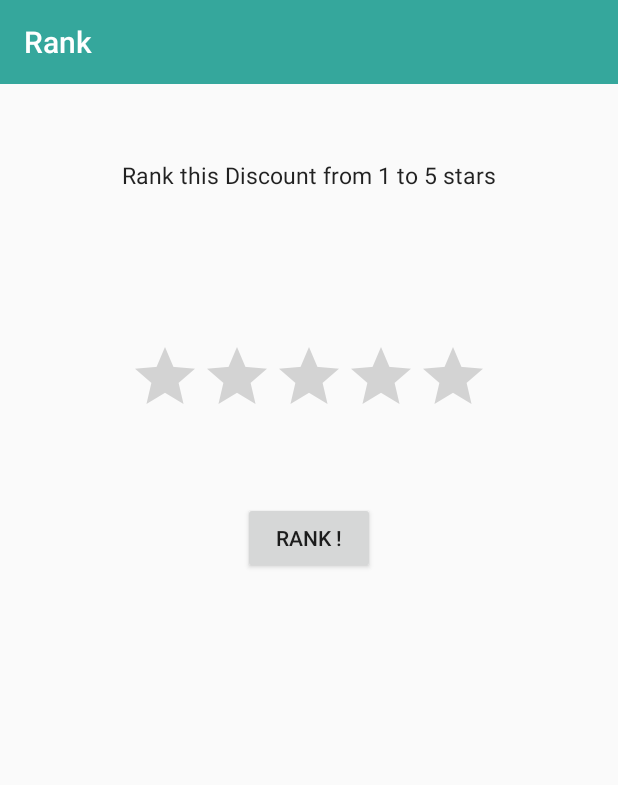
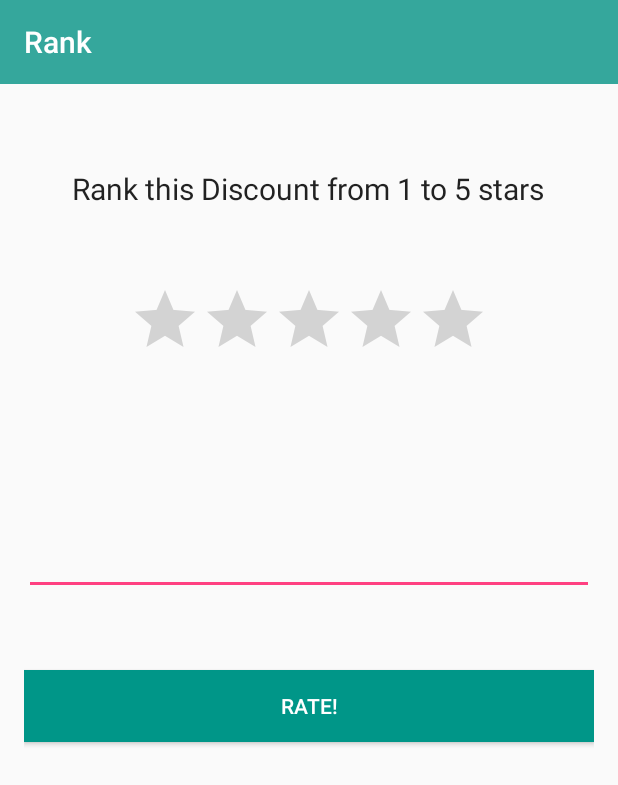
Before and after one commit to crisscuola/roadway-chat, an Android app: the RankActivity screen opened directly, with no data from a screen before it, on a phone screen of 412 x 824 dp. Shown: the top 785 px of the screen. Run offline under Robolectric (Android 15) with nearby library versions, the phone set to English and light mode, and no system bars; libraries missing offline, so code that uses them is left out: com.mikepenz.materialdrawer; 1 statement that could not run was skipped.

Commit message:
rating started, no connection treated

```diff
--- a/app/src/main/AndroidManifest.xml
+++ b/app/src/main/AndroidManifest.xml
@@ -4,6 +4,7 @@
 
     <uses-permission android:name="android.permission.CALL_PHONE" />
     <uses-permission android:name="android.permission.INTERNET" />
+    <uses-permission android:name="android.permission.ACCESS_NETWORK_STATE" />
     <uses-permission android:name="android.permission.ACCESS_FINE_LOCATION" />
     <uses-permission android:name="android.permission.CAMERA" />
 
--- a/app/src/main/java/com/roadway/capslabs/roadway_chat/activity/MapsActivity.java
+++ b/app/src/main/java/com/roadway/capslabs/roadway_chat/activity/MapsActivity.java
@@ -168,7 +168,10 @@ public class MapsActivity extends FragmentActivity implements OnMapReadyCallback
         LocationManager service = (LocationManager) getSystemService(LOCATION_SERVICE);
         Criteria criteria = new Criteria();
         String provider = service.getBestProvider(criteria, false);
-        if (ActivityCompat.checkSelfPermission(this, Manifest.permission.ACCESS_FINE_LOCATION) != PackageManager.PERMISSION_GRANTED && ActivityCompat.checkSelfPermission(this, Manifest.permission.ACCESS_COARSE_LOCATION) != PackageManager.PERMISSION_GRANTED) {
+        if (ActivityCompat.checkSelfPermission(this, Manifest.permission.ACCESS_FINE_LOCATION) !=
+                PackageManager.PERMISSION_GRANTED &&
+                ActivityCompat.checkSelfPermission(this, Manifest.permission.ACCESS_COARSE_LOCATION)
+                        != PackageManager.PERMISSION_GRANTED) {
 
         }
         Location location = service.getLastKnownLocation(provider);
--- a/app/src/main/res/layout/activity_rank.xml
+++ b/app/src/main/res/layout/activity_rank.xml
@@ -1,35 +1,53 @@
 <?xml version="1.0" encoding="utf-8"?>
 <LinearLayout xmlns:android="http://schemas.android.com/apk/res/android"
-    android:orientation="vertical" android:layout_width="match_parent"
-    android:layout_height="match_parent">
+    android:orientation="vertical"
+    android:layout_width="match_parent"
+    android:layout_height="match_parent" >
 
     <include
         android:id="@+id/toolbar_restore"
         layout="@layout/toolbar"/>
 
+    <LinearLayout
+        android:layout_width="match_parent"
+        android:layout_height="match_parent"
+        android:orientation="vertical"
+        android:padding="@dimen/activity_horizontal_margin">
+
         <TextView
             android:layout_width="wrap_content"
             android:layout_height="wrap_content"
-        android:layout_marginTop="50dp"
+            android:layout_marginTop="40dp"
             android:textAppearance="?android:attr/textAppearanceLarge"
-        android:text="Rank this Discount from 1 to 5 stars"
-        android:textSize="15sp"
+            android:text="@string/rating_description"
+            android:textSize="20sp"
             android:id="@+id/textView2"
             android:layout_gravity="center_horizontal" />
 
         <RatingBar
             android:layout_width="wrap_content"
             android:layout_height="wrap_content"
-        android:layout_marginTop="100dp"
+            android:layout_marginTop="50dp"
             android:id="@+id/ratingBar"
             android:layout_gravity="center_horizontal" />
 
+        <EditText
+            android:layout_width="match_parent"
+            android:layout_height="100dp"
+            android:layout_marginTop="50dp"
+            android:id="@+id/review"
+            android:layout_gravity="center_horizontal" />
+
         <Button
-        android:layout_width="wrap_content"
+            android:layout_width="match_parent"
             android:layout_height="wrap_content"
+            android:background="@color/colorDarkBackground"
+            android:textColor="@color/colorTextColor"
             android:layout_marginTop="50dp"
-        android:text="Rank !"
+            android:text="@string/rank"
             android:id="@+id/rankButton"
             android:layout_gravity="center_horizontal" />
 
     </LinearLayout>
+
+</LinearLayout>
--- a/app/src/main/res/values/strings.xml
+++ b/app/src/main/res/values/strings.xml
@@ -79,4 +79,7 @@
     <string name="creator_event_field">Creator:</string>
     <string name="creator">Creator</string>
     <string name="site_event_field">Site:</string>
+    <string name="rating_description">Rank this Discount from 1 to 5 stars</string>
+    <string name="rank">Rate!</string>
+    <string name="no_internet">Please enable internet connection</string>
 </resources>
```
Also changed, not shown: app/src/main/java/com/roadway/capslabs/roadway_chat/activity/RankActivity.java (+15 -7 lines), app/src/main/java/com/roadway/capslabs/roadway_chat/activity/Splash.java (+31 -2 lines), app/src/main/java/com/roadway/capslabs/roadway_chat/models/RatingVote.java (added, +22 -0 lines), app/src/main/java/com/roadway/capslabs/roadway_chat/network/RatingVoteHandler.java (added, +53 -0 lines), app/src/main/java/com/roadway/capslabs/roadway_chat/url/UrlType.java (+11 -1 lines). Lines whose indentation alone changed are shown as unchanged.
